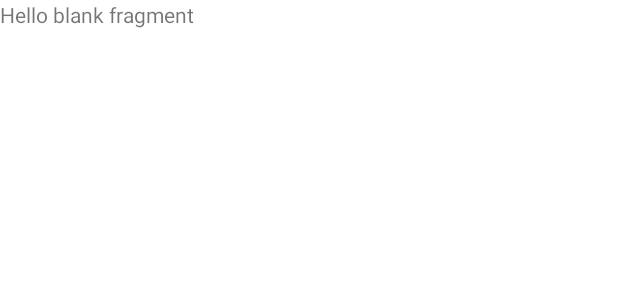
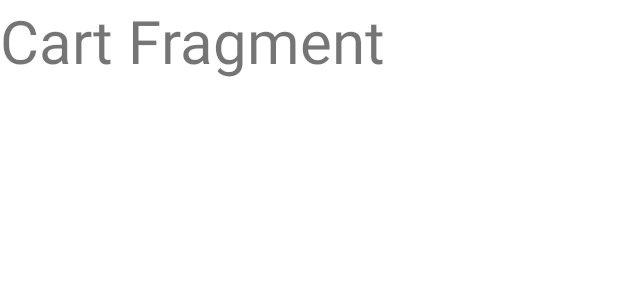
Before and after one commit to ShivangiTiwari10/Pkaart, an Android app: the layout fragment_card.xml on its own in the app's theme, with its tools: preview values and no code run, on a phone screen of 412 x 824 dp. Shown: the top 300 px of the screen. Run offline under Robolectric (Android 15) with nearby library versions, the phone set to English and light mode, and no system bars.

```diff
--- a/app/src/main/res/layout/activity_main.xml
+++ b/app/src/main/res/layout/activity_main.xml
@@ -8,8 +8,11 @@
 
 
     <androidx.fragment.app.FragmentContainerView
+        android:id="@+id/fragmentContainer"
         android:layout_width="match_parent"
         android:layout_height="0dp"
+        app:navGraph ="@navigation/nav"
+        android:name="androidx.navigation.fragment.NavHostFragment"
         app:layout_constraintBottom_toTopOf="@+id/bottomBar"
         app:layout_constraintEnd_toEndOf="parent"
         app:layout_constraintStart_toStartOf="parent"
@@ -21,6 +24,7 @@
         android:id="@+id/bottomBar"
         android:layout_width="match_parent"
         android:layout_height="60dp"
+        android:contentDescription="@string/fixing"
         app:backgroundColor="@color/primaryColor"
         app:iconMargin="8dp"
         app:iconSize="30dp"
--- a/app/src/main/res/layout/fragment_card.xml
+++ b/app/src/main/res/layout/fragment_card.xml
@@ -9,6 +9,7 @@
     <TextView
         android:layout_width="match_parent"
         android:layout_height="match_parent"
-        android:text="@string/hello_blank_fragment" />
+        android:text="@string/cart_fragment"
+        android:textSize="40sp"/>
 
 </FrameLayout>
--- a/app/src/main/res/layout/fragment_home.xml
+++ b/app/src/main/res/layout/fragment_home.xml
@@ -9,6 +9,7 @@
     <TextView
         android:layout_width="match_parent"
         android:layout_height="match_parent"
-        android:text="@string/hello_blank_fragment" />
+        android:text="@string/home_fragment"
+        android:textSize="30sp" />
 
 </FrameLayout>
--- a/app/src/main/res/layout/fragment_more.xml
+++ b/app/src/main/res/layout/fragment_more.xml
@@ -5,10 +5,10 @@
     android:layout_height="match_parent"
     tools:context=".fragment.MoreFragment">
 
-    <!-- TODO: Update blank fragment layout -->
     <TextView
         android:layout_width="match_parent"
         android:layout_height="match_parent"
-        android:text="@string/hello_blank_fragment" />
+        android:text="@string/dashboard_fragment"
+        android:textSize="30sp"/>
 
 </FrameLayout>
--- a/app/src/main/res/values/strings.xml
+++ b/app/src/main/res/values/strings.xml
@@ -5,4 +5,8 @@
     <string name="home">Home</string>
     <string name="cart">Cart</string>
     <string name="profile">Profile</string>
+    <string name="fixing">Fixing</string>
+    <string name="cart_fragment">Cart Fragment</string>
+    <string name="home_fragment">Home Fragment</string>
+    <string name="dashboard_fragment">DashBoard Fragment</string>
 </resources>
```
Also changed, not shown: app/src/main/java/com/example/pkaart/MainActivity.kt (+26 -1 lines).
